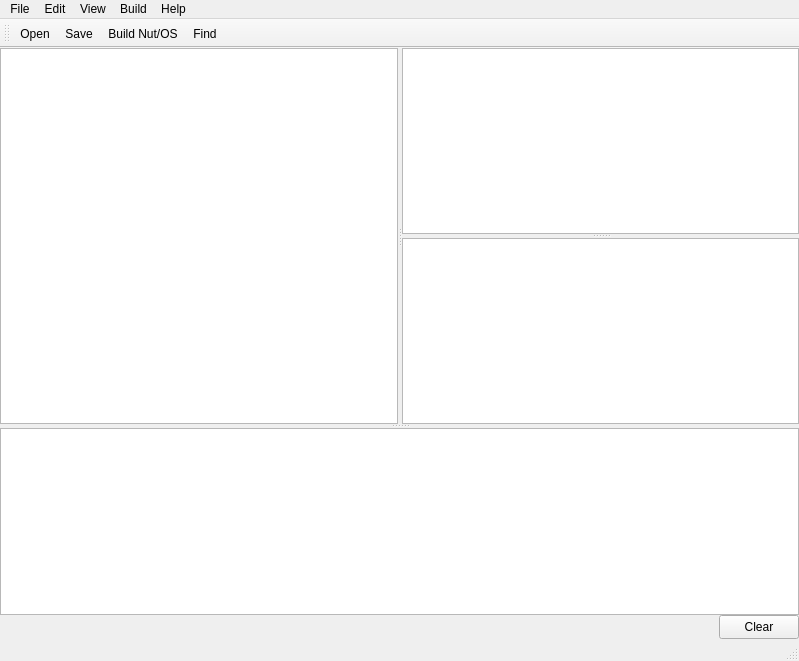
Above: nut/tools/qnutconf/src/mainwindow.ui from UweBonnes/ethernut before the change. Below: the same form after it.
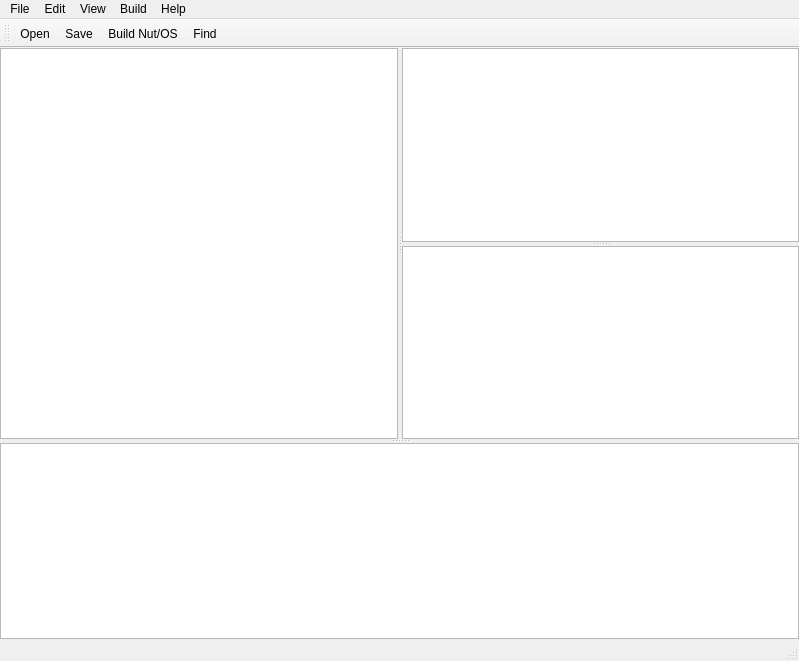
That is the form after the change. Icons and pictures are not drawn.

Commit message: Remove Clear button from qnutconf and move the functionality to the context menu.

The edit to the form file:
```diff
--- a/nut/tools/qnutconf/src/mainwindow.ui
+++ b/nut/tools/qnutconf/src/mainwindow.ui
@@ -141,54 +141,6 @@
           </property>
          </widget>
         </item>
-        <item>
-         <layout class="QHBoxLayout" name="logControl" stretch="0,0">
-          <property name="spacing">
-           <number>15</number>
-          </property>
-          <property name="sizeConstraint">
-           <enum>QLayout::SetDefaultConstraint</enum>
-          </property>
-          <item>
-           <spacer name="horizontalSpacer">
-            <property name="orientation">
-             <enum>Qt::Horizontal</enum>
-            </property>
-            <property name="sizeHint" stdset="0">
-             <size>
-              <width>40</width>
-              <height>20</height>
-             </size>
-            </property>
-           </spacer>
-          </item>
-          <item>
-           <widget class="QPushButton" name="logClear">
-            <property name="sizePolicy">
-             <sizepolicy hsizetype="Minimum" vsizetype="Fixed">
-              <horstretch>0</horstretch>
-              <verstretch>0</verstretch>
-             </sizepolicy>
-            </property>
-            <property name="minimumSize">
-             <size>
-              <width>55</width>
-              <height>24</height>
-             </size>
-            </property>
-            <property name="baseSize">
-             <size>
-              <width>0</width>
-              <height>0</height>
-             </size>
-            </property>
-            <property name="text">
-             <string>Clear</string>
-            </property>
-           </widget>
-          </item>
-         </layout>
-        </item>
        </layout>
       </widget>
      </widget>
```
Left out of the diff: 52 changed lines with no effect on the pictures. The commit also changes 2 other files.
